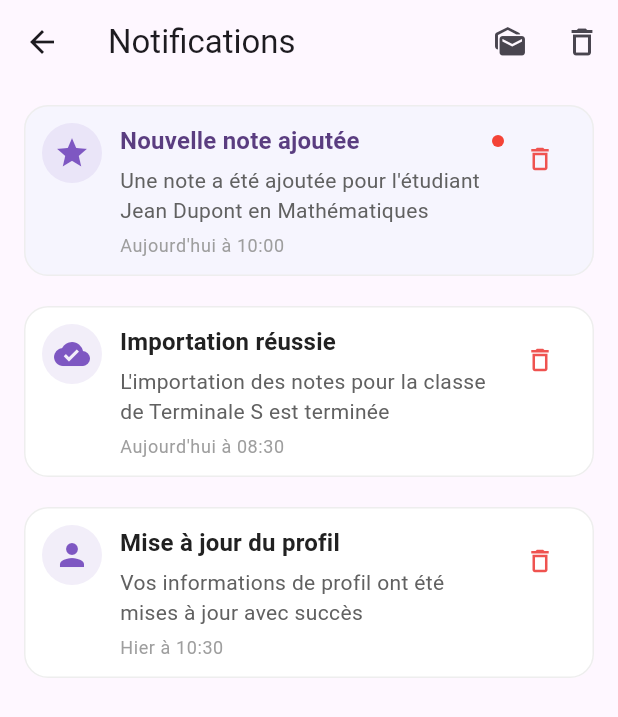
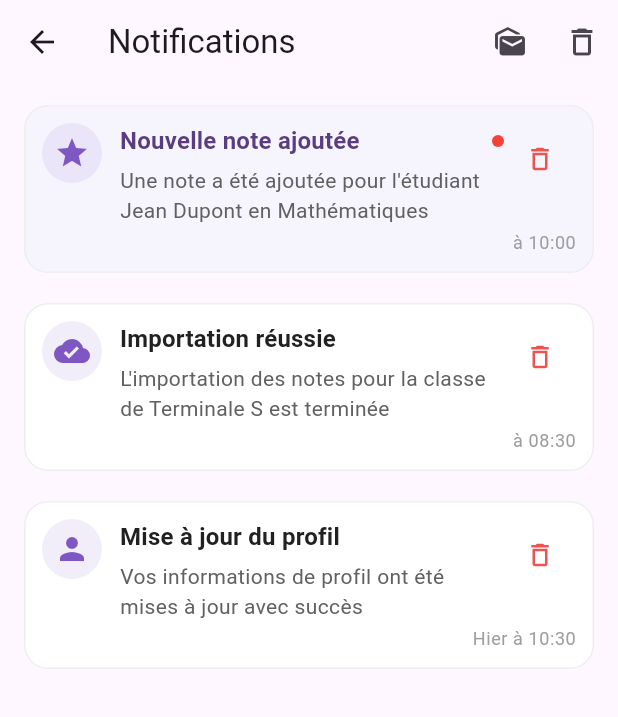
Before and after one commit to kteken10/flutter_school_app, a Flutter app: the NotificationScreen screen opened directly, on a phone screen of 412 x 824 dp. Shown: the top 717 px of the screen. Run offline on Flutter 3.47's test engine with Material 3 defaults, Android fonts, the phone set to English and light mode, and no system bars; our stand-ins replace cloud_firestore, file_picker, firebase_auth, firebase_core, firebase_messaging, firebase_storage and 3 more; missing offline and left inert: firebase_app_check; accounts and stored records are empty.

Commit message:
update notification card UI

```diff
--- a/lib/ui/notification_card.dart
+++ b/lib/ui/notification_card.dart
@@ -45,7 +45,9 @@ class NotificationCard extends StatelessWidget {
         onTap: onTap,
         child: Padding(
           padding: const EdgeInsets.all(12),
-          child: Row(
+          child: Stack(
+            children: [
+              Row(
                 crossAxisAlignment: CrossAxisAlignment.start,
                 children: [
                   Container(
@@ -83,6 +85,7 @@ class NotificationCard extends StatelessWidget {
                               Container(
                                 width: 8,
                                 height: 8,
+                                margin: const EdgeInsets.only(left: 8),
                                 decoration: const BoxDecoration(
                                   color: Colors.red,
                                   shape: BoxShape.circle,
@@ -99,15 +102,7 @@ class NotificationCard extends StatelessWidget {
                           maxLines: 3,
                           overflow: TextOverflow.ellipsis,
                         ),
-                    const SizedBox(height: 6),
-                    Text(
-                      isToday
-                          ? 'Aujourd\'hui à ${_formatTime(dateTime)}'
-                          : _formatDateTime(dateTime),
-                      style: theme.textTheme.bodySmall?.copyWith(
-                        color: Colors.grey.shade500,
-                      ),
-                    ),
+                        const SizedBox(height: 20), // laisse de l'espace pour l'heure
                       ],
                     ),
                   ),
@@ -122,6 +117,20 @@ class NotificationCard extends StatelessWidget {
                       tooltip: 'Supprimer',
                       padding: EdgeInsets.zero,
                       constraints: const BoxConstraints(),
+                    ),
+                ],
+              ),
+              Positioned(
+                right: 0,
+                bottom: 0,
+                child: Text(
+                  isToday
+                      ? 'à ${_formatTime(dateTime)}'
+                      : _formatDateTime(dateTime),
+                  style: theme.textTheme.bodySmall?.copyWith(
+                    color: Colors.grey.shade500,
+                  ),
+                ),
               ),
             ],
           ),
@@ -149,13 +158,7 @@ class NotificationCard extends StatelessWidget {
 
   String _getWeekday(int weekday) {
     const weekdays = [
-      'Lundi',
-      'Mardi',
-      'Mercredi',
-      'Jeudi',
-      'Vendredi',
-      'Samedi',
-      'Dimanche'
+      'Lundi', 'Mardi', 'Mercredi', 'Jeudi', 'Vendredi', 'Samedi', 'Dimanche'
     ];
     return weekdays[weekday - 1];
   }
```
Lines whose indentation alone changed are shown as unchanged.
